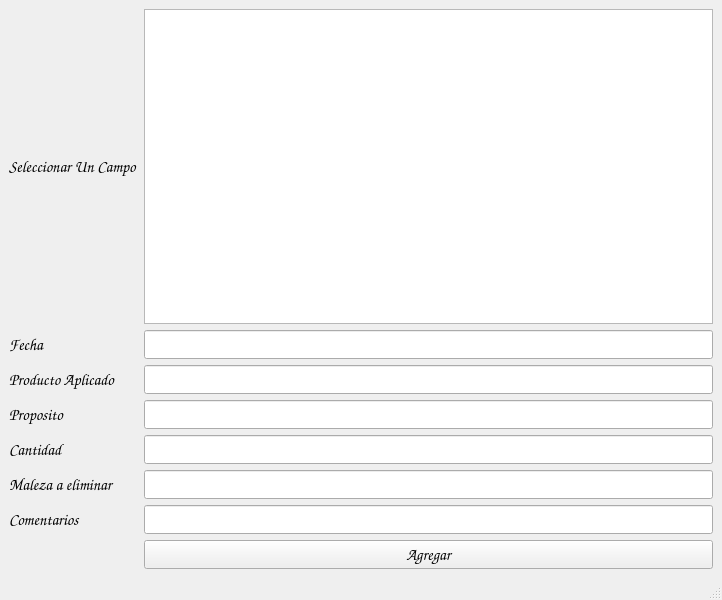
Old version of the form regpulverizacion.ui in the repository julianmacagno/Soft-Agro.
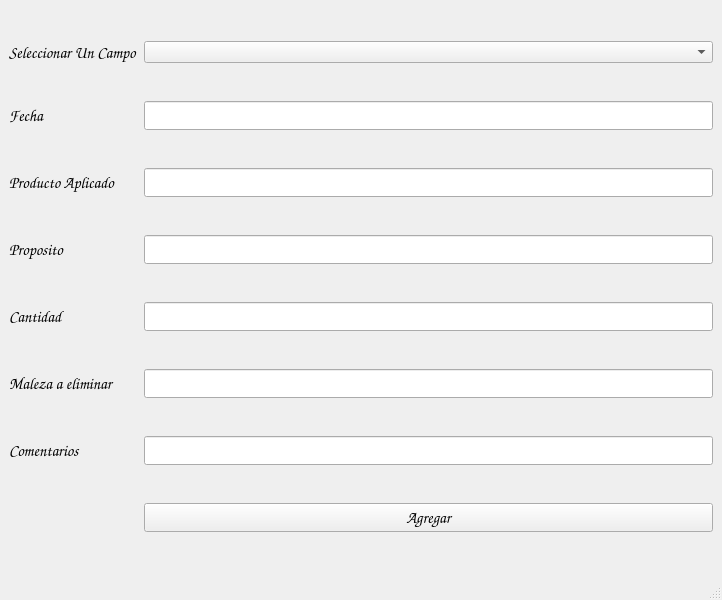
New version of the form.

Patch:
```diff
--- a/regpulverizacion.ui
+++ b/regpulverizacion.ui
@@ -180,7 +180,7 @@
      </widget>
     </item>
     <item row="0" column="1">
-     <widget class="QListWidget" name="lwCampos"/>
+     <widget class="QComboBox" name="cbCampos"/>
     </item>
    </layout>
   </widget>
```
